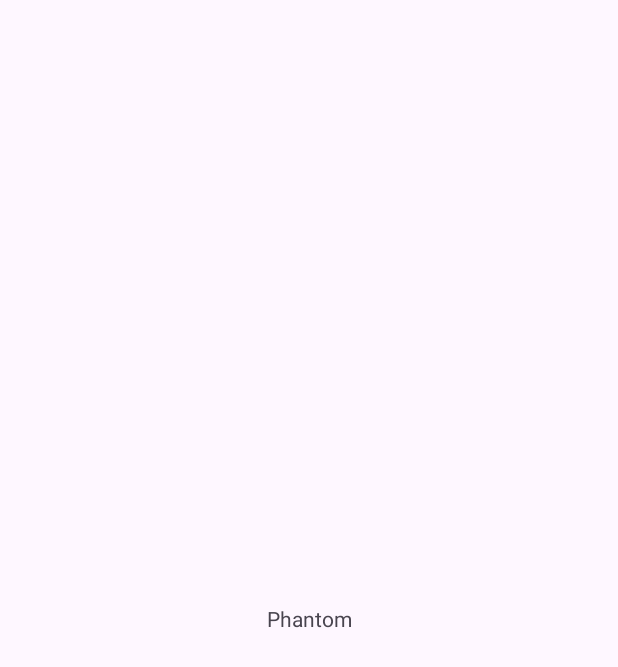
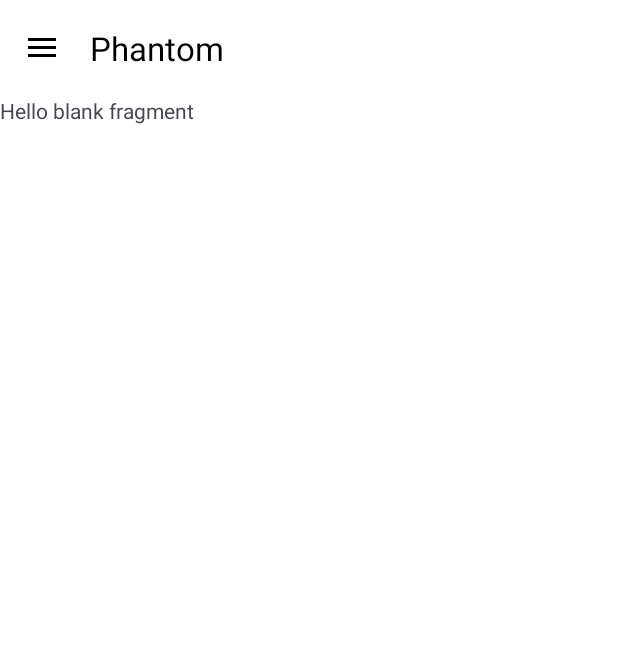
Before and after one commit to BlackGhost0051/Phantom, an Android app: the screen it shows after launch (MainActivity), on a phone screen of 412 x 824 dp. Before the commit the part shown is almost empty. Shown: the top 667 px of the screen. Run offline under Robolectric (Android 15) with nearby library versions, the phone set to English and light mode, and no system bars.

Commit message:
Add menu

```diff
--- /dev/null
+++ b/app/src/main/java/com/blackghost/phantom/Fragments/MainFragment.java
@@ -0,0 +1,29 @@
+package com.blackghost.phantom.Fragments;
+
+import android.os.Bundle;
+
+import androidx.fragment.app.Fragment;
+
+import android.view.LayoutInflater;
+import android.view.View;
+import android.view.ViewGroup;
+
+import com.blackghost.phantom.R;
+
+public class MainFragment extends Fragment {
+
+    public MainFragment() {
+        // Required empty public constructor
+    }
+
+    @Override
+    public void onCreate(Bundle savedInstanceState) {
+        super.onCreate(savedInstanceState);
+    }
+
+    @Override
+    public View onCreateView(LayoutInflater inflater, ViewGroup container,
+                             Bundle savedInstanceState) {
+        return inflater.inflate(R.layout.fragment_main, container, false);
+    }
+}
--- a/app/src/main/java/com/blackghost/phantom/MainActivity.java
+++ b/app/src/main/java/com/blackghost/phantom/MainActivity.java
@@ -1,22 +1,63 @@
 package com.blackghost.phantom;
 
+import androidx.annotation.NonNull;
+import androidx.appcompat.app.ActionBar;
+import androidx.appcompat.app.ActionBarDrawerToggle;
 import androidx.appcompat.app.AppCompatActivity;
+import androidx.appcompat.widget.Toolbar;
+import androidx.core.view.GravityCompat;
+import androidx.drawerlayout.widget.DrawerLayout;
+import androidx.fragment.app.Fragment;
+import androidx.fragment.app.FragmentManager;
+import androidx.fragment.app.FragmentTransaction;
 
 import android.os.Bundle;
 import android.util.Log;
+import android.view.MenuItem;
 
+import com.blackghost.phantom.Fragments.MainFragment;
+import com.blackghost.phantom.Fragments.SettingsFragment;
 import com.blackghost.phantom.Managers.DataBaseManager;
+import com.google.android.material.navigation.NavigationView;
 
 import java.util.List;
 
 public class MainActivity extends AppCompatActivity {
+    DrawerLayout drawerLayout;
+    Toolbar toolbar;
+    NavigationView navigationView;
 
     @Override
     protected void onCreate(Bundle savedInstanceState) {
         super.onCreate(savedInstanceState);
         setContentView(R.layout.activity_main);
 
-        DataBaseManager dataBaseManager = new DataBaseManager(this);
+        drawerLayout = findViewById(R.id.drawerLayout);
+        toolbar = findViewById(R.id.toolbar);
+        navigationView = findViewById(R.id.nav);
+
+        ActionBarDrawerToggle toggle = new ActionBarDrawerToggle(this,drawerLayout,toolbar,R.string.open,R.string.close);
+        drawerLayout.addDrawerListener(toggle);
+        toggle.syncState();
+
+        toggle.getDrawerArrowDrawable().setColor(getResources().getColor(R.color.black));
+
+        fragmentR(new MainFragment());
+
+        navigationView.setNavigationItemSelectedListener(new NavigationView.OnNavigationItemSelectedListener() {
+            @Override
+            public boolean onNavigationItemSelected(@NonNull MenuItem item) {
+                if (item.getItemId() == R.id.settings) {
+                    drawerLayout.closeDrawer(GravityCompat.START);
+                    toolbar.setTitle("Settings");
+                    fragmentR(new SettingsFragment());
+                    return true;
+                }
+                return false;
+            }
+        });
+
+        /*DataBaseManager dataBaseManager = new DataBaseManager(this);
         dataBaseManager.createDatabase("test1.db");
         dataBaseManager.createDatabase("test2.db");
         dataBaseManager.createDatabase("test3.db");
@@ -28,7 +69,14 @@ public class MainActivity extends AppCompatActivity {
             Log.d("DataBase List", databaseNames.toString());
         } else {
             Log.e("Test", "Failed to create database");
-        }
+        }*/
 
     }
+
+    private void fragmentR(Fragment fragment){
+        FragmentManager fragmentManager = getSupportFragmentManager();
+        FragmentTransaction fragmentTransaction = fragmentManager.beginTransaction();
+        fragmentTransaction.replace(R.id.frameLayout,fragment);
+        fragmentTransaction.commit();
+    }
 }
--- /dev/null
+++ b/app/src/main/res/drawable/baseline_settings_24.xml
@@ -0,0 +1,5 @@
+<vector android:height="24dp" android:tint="#000000"
+    android:viewportHeight="24" android:viewportWidth="24"
+    android:width="24dp" xmlns:android="http://schemas.android.com/apk/res/android">
+    <path android:fillColor="@android:color/white" android:pathData="M19.14,12.94c0.04,-0.3 0.06,-0.61 0.06,-0.94c0,-0.32 -0.02,-0.64 -0.07,-0.94l2.03,-1.58c0.18,-0.14 0.23,-0.41 0.12,-0.61l-1.92,-3.32c-0.12,-0.22 -0.37,-0.29 -0.59,-0.22l-2.39,0.96c-0.5,-0.38 -1.03,-0.7 -1.62,-0.94L14.4,2.81c-0.04,-0.24 -0.24,-0.41 -0.48,-0.41h-3.84c-0.24,0 -0.43,0.17 -0.47,0.41L9.25,5.35C8.66,5.59 8.12,5.92 7.63,6.29L5.24,5.33c-0.22,-0.08 -0.47,0 -0.59,0.22L2.74,8.87C2.62,9.08 2.66,9.34 2.86,9.48l2.03,1.58C4.84,11.36 4.8,11.69 4.8,12s0.02,0.64 0.07,0.94l-2.03,1.58c-0.18,0.14 -0.23,0.41 -0.12,0.61l1.92,3.32c0.12,0.22 0.37,0.29 0.59,0.22l2.39,-0.96c0.5,0.38 1.03,0.7 1.62,0.94l0.36,2.54c0.05,0.24 0.24,0.41 0.48,0.41h3.84c0.24,0 0.44,-0.17 0.47,-0.41l0.36,-2.54c0.59,-0.24 1.13,-0.56 1.62,-0.94l2.39,0.96c0.22,0.08 0.47,0 0.59,-0.22l1.92,-3.32c0.12,-0.22 0.07,-0.47 -0.12,-0.61L19.14,12.94zM12,15.6c-1.98,0 -3.6,-1.62 -3.6,-3.6s1.62,-3.6 3.6,-3.6s3.6,1.62 3.6,3.6S13.98,15.6 12,15.6z"/>
+</vector>
--- a/app/src/main/res/layout/activity_main.xml
+++ b/app/src/main/res/layout/activity_main.xml
@@ -1,18 +1,49 @@
 <?xml version="1.0" encoding="utf-8"?>
-<androidx.constraintlayout.widget.ConstraintLayout xmlns:android="http://schemas.android.com/apk/res/android"
-    xmlns:app="http://schemas.android.com/apk/res-auto"
+<androidx.drawerlayout.widget.DrawerLayout xmlns:android="http://schemas.android.com/apk/res/android"
     xmlns:tools="http://schemas.android.com/tools"
     android:layout_width="match_parent"
     android:layout_height="match_parent"
+    xmlns:app="http://schemas.android.com/apk/res-auto"
+
+    tools:openDrawer="start"
+    android:fitsSystemWindows="true"
+    android:id="@+id/drawerLayout"
+
     tools:context=".MainActivity">
 
-    <TextView
+    <LinearLayout
+        android:orientation="vertical"
+        android:layout_width="match_parent"
+        android:layout_height="wrap_content">
+
+        <androidx.appcompat.widget.Toolbar
+            android:layout_width="match_parent"
+            android:layout_height="wrap_content"
+            app:title="Phantom"
+            app:titleTextColor="@color/black"
+            android:background="@color/white"
+            android:elevation="3dp"
+            android:id="@+id/toolbar"
+            />
+
+        <FrameLayout
+            android:layout_width="match_parent"
+            android:layout_height="match_parent"
+            android:id="@+id/frameLayout"
+            android:background="@color/white"
+            />
+
+    </LinearLayout>
+
+    <com.google.android.material.navigation.NavigationView
         android:layout_width="wrap_content"
-        android:layout_height="wrap_content"
-        android:text="Phantom"
-        app:layout_constraintBottom_toBottomOf="parent"
-        app:layout_constraintEnd_toEndOf="parent"
-        app:layout_constraintStart_toStartOf="parent"
-        app:layout_constraintTop_toTopOf="parent" />
+        android:layout_gravity="start"
+        app:menu="@menu/menu_bar"
+        android:id="@+id/nav"
+        app:headerLayout="@layout/header"
+        android:layout_height="match_parent"
+        app:itemIconTint="@color/black"
+        android:background="@color/white"
+        app:itemTextColor="@color/black"/>
 
-</androidx.constraintlayout.widget.ConstraintLayout>
+</androidx.drawerlayout.widget.DrawerLayout>
--- /dev/null
+++ b/app/src/main/res/layout/fragment_main.xml
@@ -0,0 +1,14 @@
+<?xml version="1.0" encoding="utf-8"?>
+<FrameLayout xmlns:android="http://schemas.android.com/apk/res/android"
+    xmlns:tools="http://schemas.android.com/tools"
+    android:layout_width="match_parent"
+    android:layout_height="match_parent"
+    tools:context=".Fragments.MainFragment">
+
+    <!-- TODO: Update blank fragment layout -->
+    <TextView
+        android:layout_width="match_parent"
+        android:layout_height="match_parent"
+        android:text="@string/hello_blank_fragment" />
+
+</FrameLayout>
--- /dev/null
+++ b/app/src/main/res/layout/header.xml
@@ -0,0 +1,6 @@
+<?xml version="1.0" encoding="utf-8"?>
+<androidx.constraintlayout.widget.ConstraintLayout xmlns:android="http://schemas.android.com/apk/res/android"
+    android:layout_width="match_parent"
+    android:layout_height="match_parent">
+
+</androidx.constraintlayout.widget.ConstraintLayout>
--- a/app/src/main/res/menu/menu_bar.xml
+++ b/app/src/main/res/menu/menu_bar.xml
@@ -1,4 +1,15 @@
 <?xml version="1.0" encoding="utf-8"?>
-<menu xmlns:android="http://schemas.android.com/apk/res/android">
+<menu xmlns:android="http://schemas.android.com/apk/res/android"
+    xmlns:tools="http://schemas.android.com/tools"
+    tools:showIn="navigation_view"
+    >
+
+    <group android:checkableBehavior="single">
+        <item
+            android:id="@+id/settings"
+            android:icon="@drawable/baseline_settings_24"
+            android:title="Settings"
+            />
+    </group>
 
 </menu>
--- a/app/src/main/res/values/strings.xml
+++ b/app/src/main/res/values/strings.xml
@@ -1,3 +1,8 @@
 <resources>
     <string name="app_name">Phantom</string>
+
+    <string name="open">open</string>
+    <string name="close">close</string>
+    <!-- TODO: Remove or change this placeholder text -->
+    <string name="hello_blank_fragment">Hello blank fragment</string>
 </resources>
```
